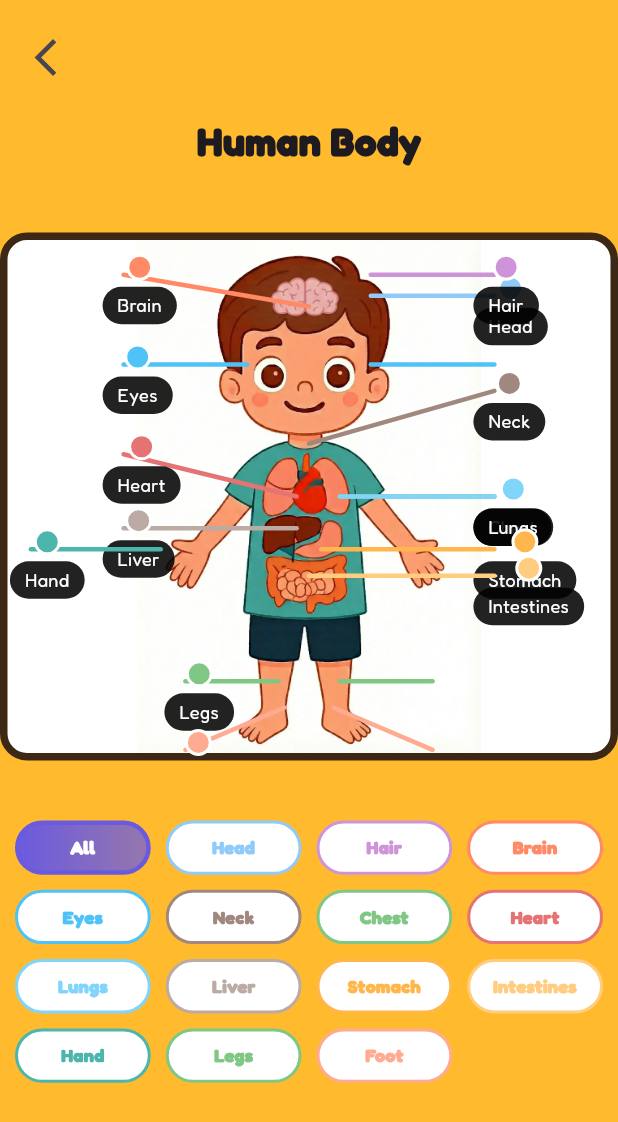
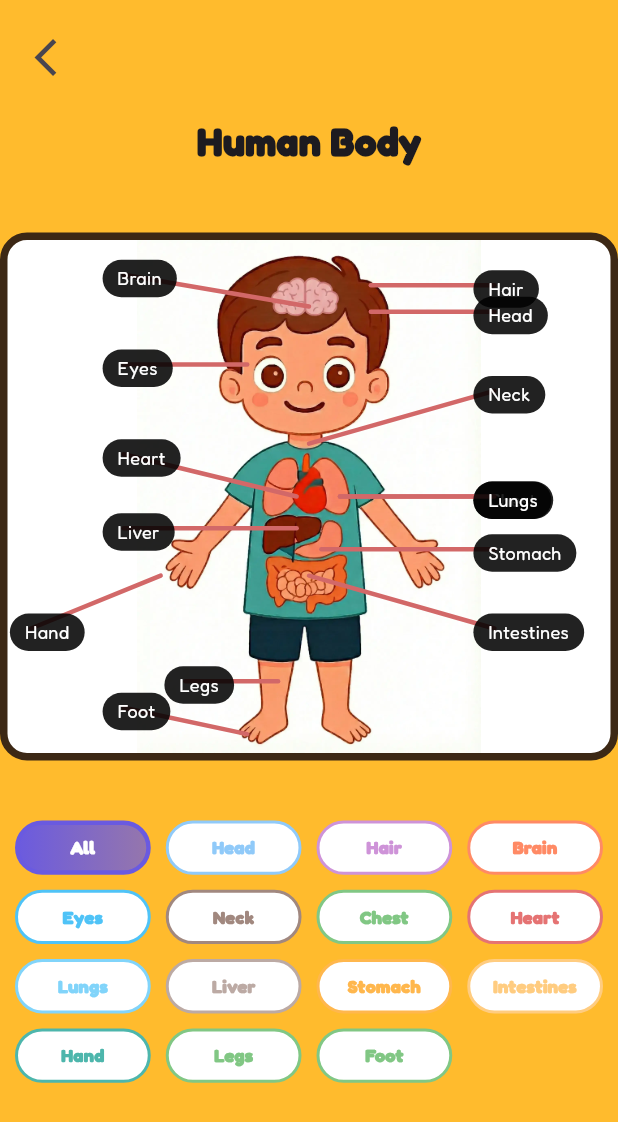
Before and after one commit to argadenil/zinzy, a Flutter app: the HumanBodyScreen screen opened directly, on a phone screen of 412 x 824 dp. Shown: the top 1122 px of the screen. Run offline on Flutter 3.47's test engine with Material 3 defaults, Android fonts, the phone set to English and light mode, and no system bars; our stand-ins replace audioplayers, camera, confetti, flutter_tts, google_fonts, lottie and 2 more; missing offline and left inert: flutter_3d_controller, hand_landmarker.

Commit message:
changes added

```diff
--- a/lib/screens/science/subscreens/human_body.dart
+++ b/lib/screens/science/subscreens/human_body.dart
@@ -82,16 +82,16 @@ class _HumanBodyScreenState extends State<HumanBodyScreen> {
     BodyPart.head: BodyPartData(
       label: "Head",
       description: "Top part of our body.",
-      from: [p(60, 12)],
-      to: [p(80, 12)],
+      from: [p(60, 15)],
+      to: [p(80, 15)],
       color: const Color(0xFF90CAF9),
     ),
 
     BodyPart.hair: BodyPartData(
       label: "Hair",
       description: "Hair grows on head.",
-      from: [p(60, 8)],
-      to: [p(80, 8)],
+      from: [p(60, 10)],
+      to: [p(80, 10)],
       color: const Color(0xFFCE93D8),
     ),
 
@@ -106,9 +106,8 @@ class _HumanBodyScreenState extends State<HumanBodyScreen> {
     BodyPart.eyes: BodyPartData(
       label: "Eyes",
       description: "Help us see.",
-      from: [p(40, 25), p(60, 25)],
-      to: [p(20, 25), p(80, 25)],
-      isPair: true,
+      from: [p(40, 25)],
+      to: [p(20, 25)],
       color: const Color(0xFF4FC3F7),
     ),
 
@@ -164,34 +163,32 @@ class _HumanBodyScreenState extends State<HumanBodyScreen> {
       label: "Intestines",
       description: "Absorb nutrients.",
       from: [p(50, 65)],
-      to: [p(80, 65)],
+      to: [p(80, 75)],
       color: const Color(0xFFFFCC80),
     ),
 
     BodyPart.hand: BodyPartData(
       label: "Hand",
       description: "Helps us hold.",
-      from: [p(26, 60)],
-      to: [p(5, 60)],
+      from: [p(26, 65)],
+      to: [p(5, 75)],
       color: const Color(0xFF4DB6AC),
     ),
 
     BodyPart.legs: BodyPartData(
       label: "Legs",
       description: "Help us walk.",
-      from: [p(45, 85), p(55, 85)],
-      to: [p(30, 85), p(70, 85)],
-      isPair: true,
+      from: [p(45, 85)],
+      to: [p(30, 85)],
       color: const Color(0xFF81C784),
     ),
 
     BodyPart.foot: BodyPartData(
       label: "Foot",
       description: "Supports body.",
-      from: [p(46, 90), p(54, 90)],
-      to: [p(30, 98), p(70, 98)],
-      isPair: true,
-      color: const Color(0xFFFFAB91),
+      from: [p(40, 95)],
+      to: [p(20, 90)],
+      color: const Color(0xFF81C784),
     ),
   };
 
@@ -275,7 +272,7 @@ class _HumanBodyScreenState extends State<HumanBodyScreen> {
               painter: ArrowPainter(
                 from: Offset(data.from[i].dx * w, data.from[i].dy * h),
                 to: Offset(data.to[i].dx * w, data.to[i].dy * h),
-                color: data.color,
+                color: Color(0xFFd26868),
               ),
             ),
 
@@ -285,11 +282,7 @@ class _HumanBodyScreenState extends State<HumanBodyScreen> {
             child: GestureDetector(
               onTap: () => _showInfo(data),
               child: Column(
-                children: [
-                  _dot(data.color),
-                  const SizedBox(height: 4),
-                  _label(data.label),
-                ],
+                children: [const SizedBox(height: 4), _label(data.label)],
               ),
             ),
           ),
@@ -297,16 +290,6 @@ class _HumanBodyScreenState extends State<HumanBodyScreen> {
       );
     }).toList();
   }
-
-  Widget _dot(Color color) => Container(
-    width: 18,
-    height: 18,
-    decoration: BoxDecoration(
-      color: color,
-      shape: BoxShape.circle,
-      border: Border.all(color: Colors.white, width: 2),
-    ),
-  );
 
   Widget _label(String text) => ConstrainedBox(
     constraints: const BoxConstraints(maxWidth: 80),
```
